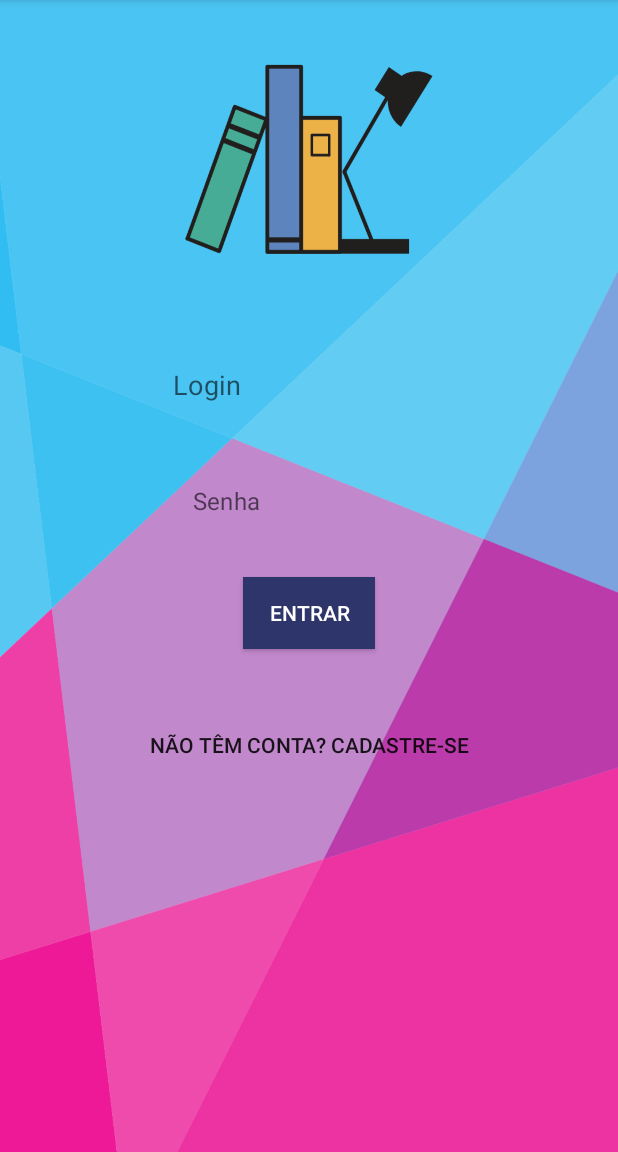
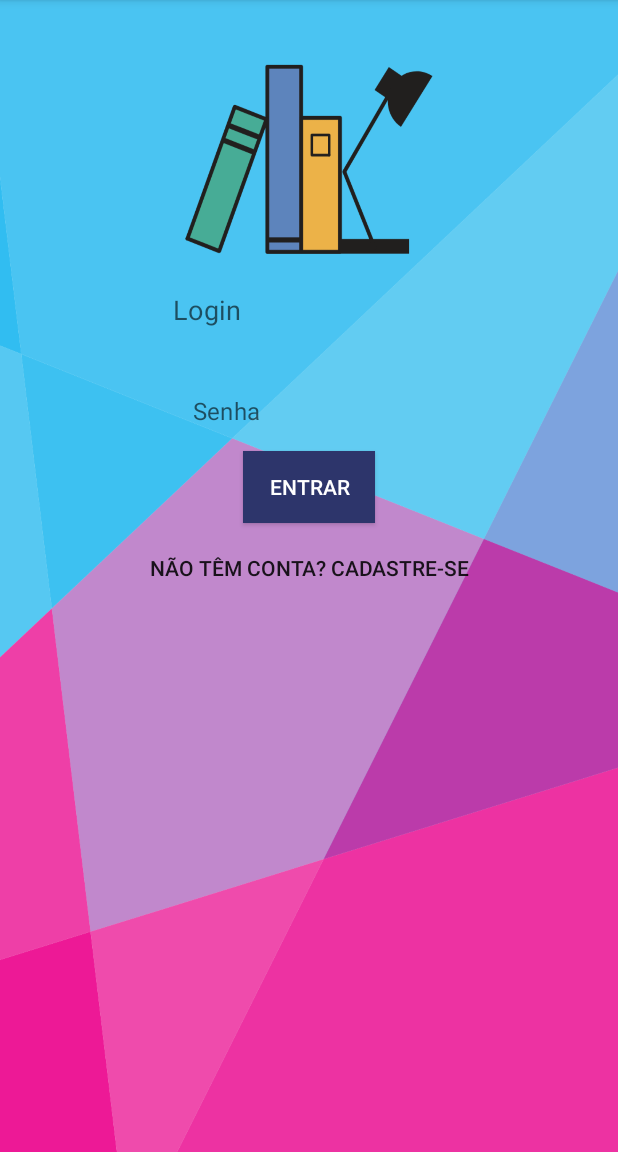
Before and after one commit to lucasantonio12/StudyManagerOficial, an Android app: the screen it shows after launch (LoginView), on a phone screen of 412 x 824 dp, the part 84-1236 px from its top. Run offline under Robolectric (Android 15) with nearby library versions, the phone set to English and light mode, and no system bars; our stand-ins replace Room's generated code; libraries missing offline, so code that uses them is left out: jp.wasabeef.recyclerview; 2 statements that could not run were skipped.

Commit message:
atualização da tela de activity_login_view

```diff
--- a/app/src/main/res/layout/activity_login_view.xml
+++ b/app/src/main/res/layout/activity_login_view.xml
@@ -6,7 +6,7 @@
     android:layout_height="match_parent"
     android:orientation="vertical"
     android:background="@drawable/background4"
-    tools:context=".viewlogin.LoginView">
+        tools:context=".viewlogin.LoginView">
 
     <EditText
         android:id="@+id/loginText"
@@ -14,7 +14,7 @@
         android:layout_width="wrap_content"
         android:layout_height="wrap_content"
         android:layout_gravity="center"
-        android:layout_marginTop="220dp"
+        android:layout_marginTop="170dp"
         android:clickable="false"
         android:ems="10"
         android:hint="Login"
@@ -32,7 +32,7 @@
         android:layout_width="wrap_content"
         android:layout_height="wrap_content"
         android:layout_gravity="center"
-        android:layout_marginTop="20dp"
+        android:layout_marginTop="10dp"
         android:ems="10"
         android:hint="Senha"
         android:inputType="textPassword"
@@ -47,7 +47,7 @@
         android:layout_width="wrap_content"
         android:layout_height="wrap_content"
         android:layout_gravity="center"
-        android:layout_marginTop="30dp"
+        android:layout_marginTop="6dp"
         android:text="Entrar"
         android:background="#2D356B"
         android:textColorHighlight="#9486AD"
@@ -56,10 +56,10 @@
     <Button
         android:id="@+id/registerButton"
         style="@style/Widget.AppCompat.Button.Borderless"
-        android:layout_width="361dp"
+        android:layout_width="wrap_content"
         android:layout_height="wrap_content"
         android:layout_gravity="center"
-        android:layout_marginTop="40dp"
+        android:layout_marginTop="6dp"
         android:text="Não têm conta? Cadastre-se" />
 
 </LinearLayout>
```
